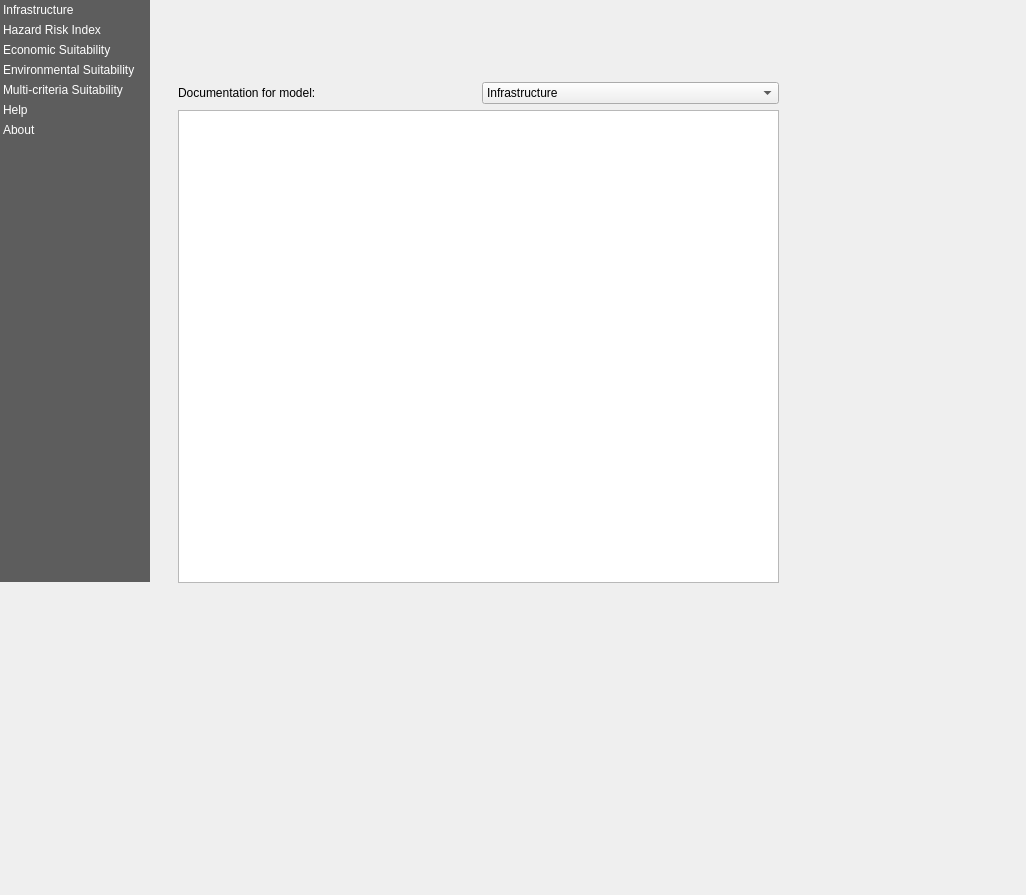
iiepdev/mcda-plugin, file rasterriskassessmentplugin/resources/ui/main_dialog.ui: the form before one commit.
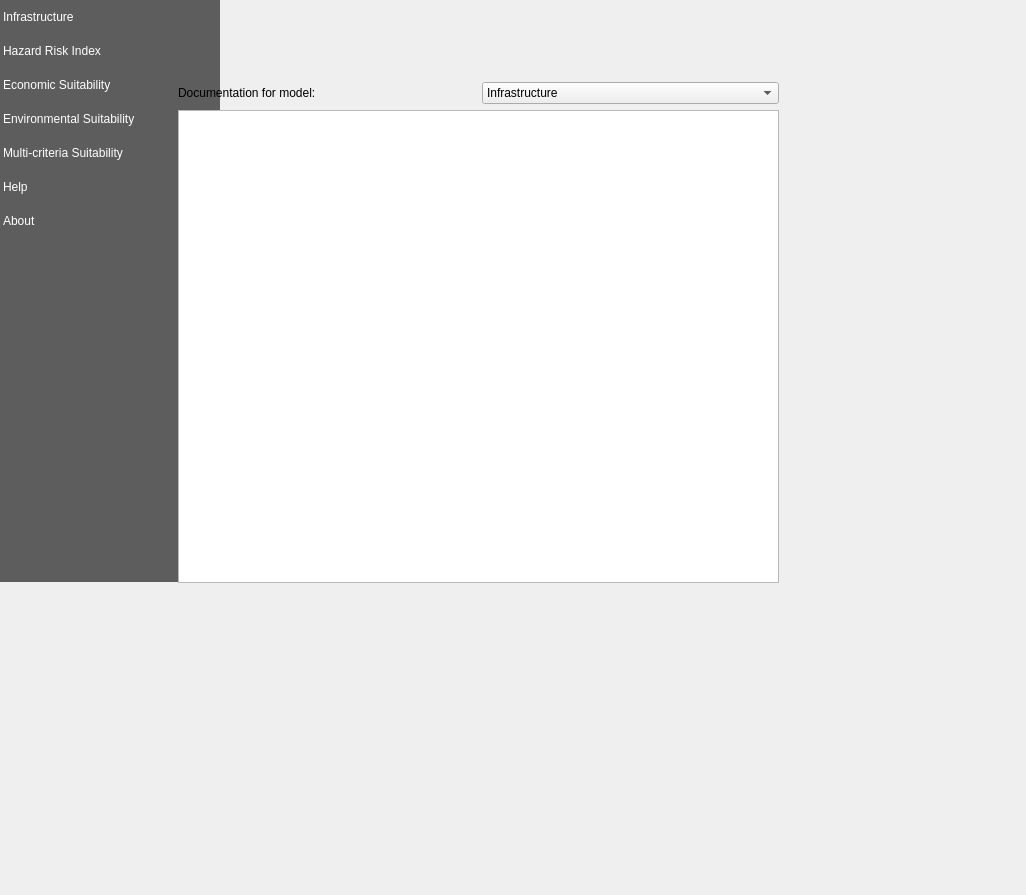
The form after the commit. Custom widgets are drawn as their Qt base class.

Commit message: Adjust menu size

Diff of the .ui file:
```diff
--- a/rasterriskassessmentplugin/resources/ui/main_dialog.ui
+++ b/rasterriskassessmentplugin/resources/ui/main_dialog.ui
@@ -21,7 +21,7 @@
     <rect>
      <x>0</x>
      <y>0</y>
-     <width>150</width>
+     <width>200</width>
      <height>582</height>
     </rect>
    </property>
@@ -33,13 +33,13 @@
    </property>
    <property name="minimumSize">
     <size>
-     <width>150</width>
-     <height>200</height>
+     <width>220</width>
+     <height>300</height>
     </size>
    </property>
    <property name="maximumSize">
     <size>
-     <width>150</width>
+     <width>220</width>
      <height>16777215</height>
     </size>
    </property>
@@ -50,7 +50,7 @@
        }
        QListWidget::item {
        color: white;
-       padding: 3px;
+       padding: 10px;
        }
        QListWidget::item::selected {
        color: black;
```
